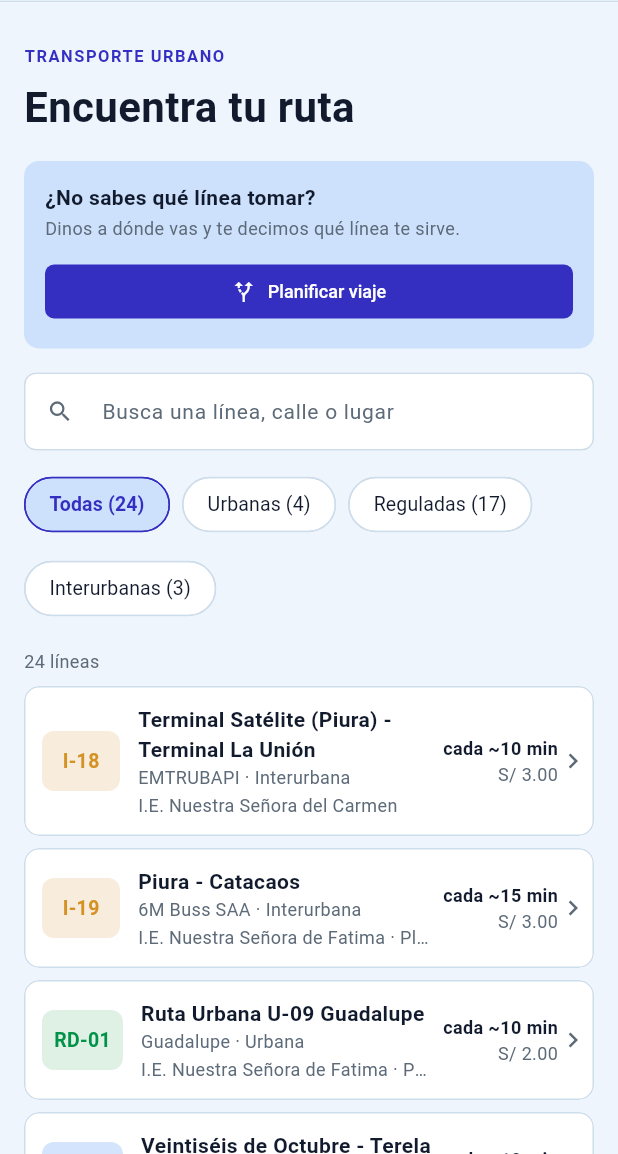
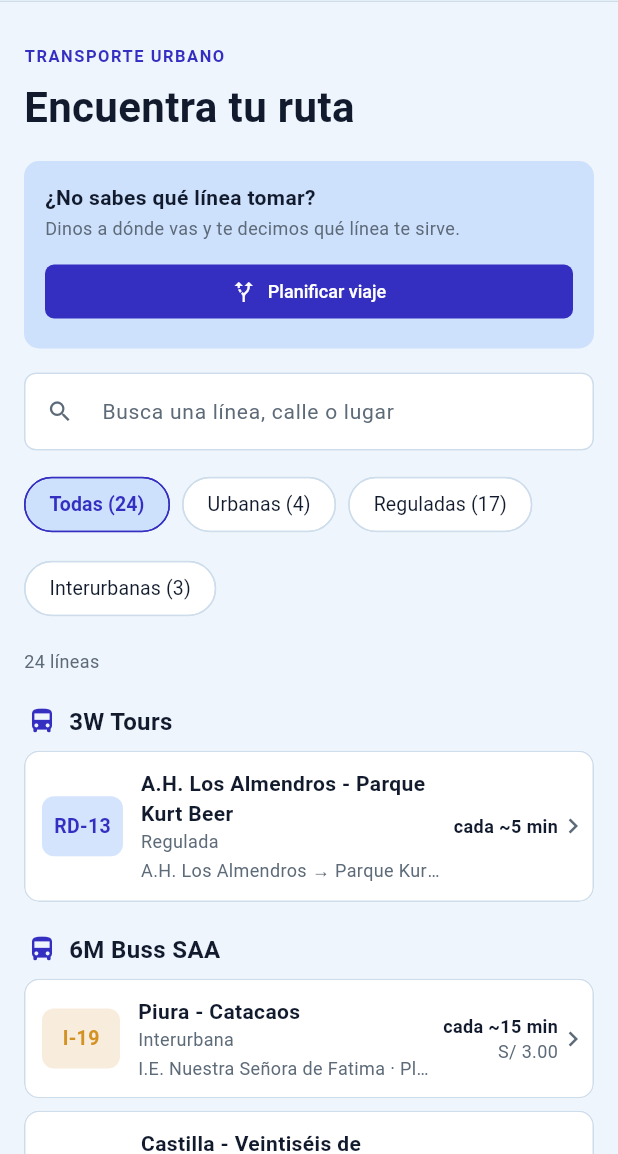
Before and after one commit to miacordov/piurago, a Flutter app: the RoutesPage screen opened by its route, on a phone screen of 412 x 824 dp, the part 82-1236 px from its top. Run offline on Flutter 3.47's test engine with Material 3 defaults, Android fonts, the phone set to English and light mode, and no system bars; our stand-ins replace flutter_map, flutter_secure_storage, geolocator, latlong2, share_plus, web; missing offline and left inert: dart:js_interop; accounts and stored records are empty; network calls fail.

Commit message:
feat(frontend): agrupa las líneas bajo el nombre de su empresa en orden alfabético

```diff
--- a/frontend/lib/features/routes/filtro_rutas.dart
+++ b/frontend/lib/features/routes/filtro_rutas.dart
@@ -105,3 +105,31 @@ Map<TipoServicio?, int> contarPorTipo(List<Ruta> rutas) {
   }
   return cuenta;
 }
+
+/// Las líneas de una empresa. [empresa] es null para las líneas sin empresa
+/// registrada.
+class GrupoEmpresa {
+  const GrupoEmpresa(this.empresa, this.rutas);
+
+  final String? empresa;
+  final List<RutaFiltrada> rutas;
+}
+
+/// Agrupa [rutas] por empresa, porque en Piura el transporte se reconoce
+/// por el nombre de la empresa. Las empresas van en orden alfabético (sin
+/// importar tildes ni mayúsculas) y las líneas sin empresa, al final; dentro
+/// de cada grupo se respeta el orden de [rutas].
+List<GrupoEmpresa> agruparPorEmpresa(List<RutaFiltrada> rutas) {
+  final grupos = <String?, List<RutaFiltrada>>{};
+  for (final r in rutas) {
+    final empresa = r.ruta.empresa?.trim();
+    final clave = (empresa == null || empresa.isEmpty) ? null : empresa;
+    grupos.putIfAbsent(clave, () => []).add(r);
+  }
+  final empresas = [...grupos.keys.nonNulls]
+    ..sort((a, b) => _plano(a).compareTo(_plano(b)));
+  return [
+    for (final e in empresas) GrupoEmpresa(e, grupos[e]!),
+    if (grupos.containsKey(null)) GrupoEmpresa(null, grupos[null]!),
+  ];
+}
--- a/frontend/lib/features/routes/routes_page.dart
+++ b/frontend/lib/features/routes/routes_page.dart
@@ -14,7 +14,8 @@ import 'ruta_card.dart';
 
 /// Lista de líneas, como la de Moovit y la de piuratransporta.com: buscador
 /// (sin tildes, por código, zona, empresa o lugar), filtros por tipo de
-/// servicio y una fila compacta por línea. Arriba, un acceso a Planificar
+/// servicio y las líneas agrupadas bajo el nombre de su empresa. Arriba, un
+/// acceso a Planificar
 /// viaje para quien no sabe qué línea tomar.
 class RoutesPage extends StatefulWidget {
   const RoutesPage({super.key, required this.repository});
@@ -162,24 +163,61 @@ class _RoutesPageState extends State<RoutesPage> {
                 padding: EdgeInsets.fromLTRB(horizontal, 0, horizontal, 40),
                 sliver: SliverConstrainedCrossAxis(
                   maxExtent: 880,
-                  sliver: SliverList.separated(
-                    itemCount: filtradas.length,
-                    separatorBuilder: (_, _) => const SizedBox(height: 8),
-                    itemBuilder: (context, indice) {
-                      final r = filtradas[indice];
-                      return RutaCard(
-                        key: ValueKey('ruta-${r.ruta.idRuta}'),
-                        ruta: r.ruta,
-                        lugarCoincidente: r.lugarCoincidente,
-                        eta: _etas[r.ruta.idRuta],
-                      );
-                    },
+                  sliver: SliverList.list(
+                    children: [
+                      for (final grupo in agruparPorEmpresa(filtradas)) ...[
+                        _CabeceraEmpresa(grupo: grupo),
+                        for (final r in grupo.rutas) ...[
+                          RutaCard(
+                            key: ValueKey('ruta-${r.ruta.idRuta}'),
+                            ruta: r.ruta,
+                            lugarCoincidente: r.lugarCoincidente,
+                            eta: _etas[r.ruta.idRuta],
+                          ),
+                          const SizedBox(height: 8),
+                        ],
+                      ],
+                    ],
                   ),
                 ),
               ),
           ],
         );
       },
+    );
+  }
+}
+
+/// Nombre de la empresa encima de sus líneas: es como se reconoce el
+/// transporte en Piura.
+class _CabeceraEmpresa extends StatelessWidget {
+  const _CabeceraEmpresa({required this.grupo});
+
+  final GrupoEmpresa grupo;
+
+  @override
+  Widget build(BuildContext context) {
+    return Padding(
+      padding: const EdgeInsets.fromLTRB(2, 12, 2, 8),
+      child: Row(
+        children: [
+          const Icon(Icons.directions_bus, size: 20, color: AppColors.primary),
+          const SizedBox(width: 8),
+          Expanded(
+            child: Semantics(
+              header: true,
+              child: Text(
+                grupo.empresa ?? 'Otras líneas',
+                style: const TextStyle(
+                  fontSize: 16,
+                  fontWeight: FontWeight.w700,
+                  color: AppColors.text,
+                ),
+              ),
+            ),
+          ),
+        ],
+      ),
     );
   }
 }
--- a/frontend/lib/features/routes/ruta_card.dart
+++ b/frontend/lib/features/routes/ruta_card.dart
@@ -7,7 +7,7 @@ import '../../data/models/eta.dart';
 import '../../data/models/ruta.dart';
 
 /// Fila de una línea en la lista de rutas, como en la lista de líneas de
-/// Moovit: el código con su color, el nombre, la empresa y el tipo, por
+/// Moovit: el código con su color, el nombre y el tipo, por
 /// dónde pasa, y a la derecha la frecuencia y el pasaje. Tocarla abre la
 /// línea en el mapa.
 class RutaCard extends StatelessWidget {
@@ -31,10 +31,8 @@ class RutaCard extends StatelessWidget {
   @override
   Widget build(BuildContext context) {
     final colores = ColoresDeTono.de(ruta.tono);
-    final detalle = [
-      ruta.empresa,
-      ruta.tipoServicio,
-    ].whereType<String>().join(' · ');
+    // La empresa va en la cabecera de su grupo, no se repite en la fila.
+    final detalle = ruta.tipoServicio ?? '';
     final lugares = ruta.lugaresDestacados.isNotEmpty
         ? ruta.lugaresDestacados.take(3).join(' · ')
         : [ruta.puntoInicio, ruta.puntoFinal].whereType<String>().join(' → ');
```
Also changed, not shown: 2 other files.
